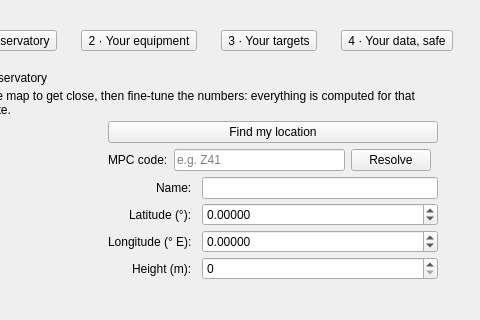
irydeo/nightscribe, file nightscribe/gui/ui/welcome_tab.ui: the form before one commit; both pictures show x 85 to 565 and y 202 to 522 of the 565 by 792 pixel window.
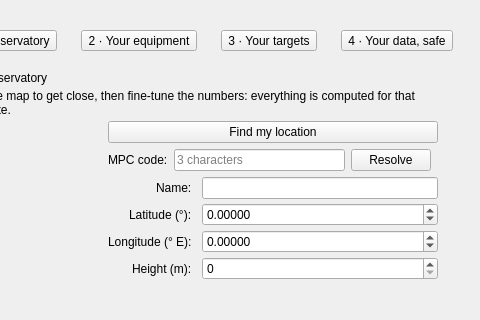
The form after the commit.

Diff of the .ui file:
```diff
--- a/nightscribe/gui/ui/welcome_tab.ui
+++ b/nightscribe/gui/ui/welcome_tab.ui
@@ -278,7 +278,7 @@
               <item>
                <widget class="QLineEdit" name="edt_site_mpc">
                 <property name="maxLength"><number>3</number></property>
-                <property name="placeholderText"><string>e.g. Z41</string></property>
+                <property name="placeholderText"><string>3 characters</string></property>
                 <property name="maximumWidth"><number>80</number></property>
                </widget>
               </item>
```
